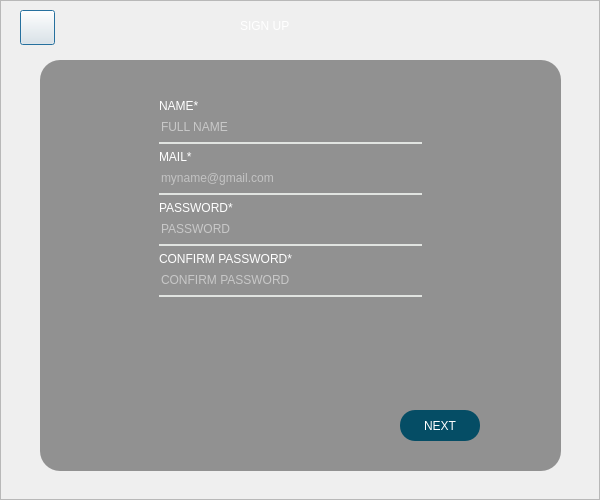
The window that EVENT EASE PROJECT/signup.ui (arylhazard/event_ease) describes before a commit, drawn with Qt 5.
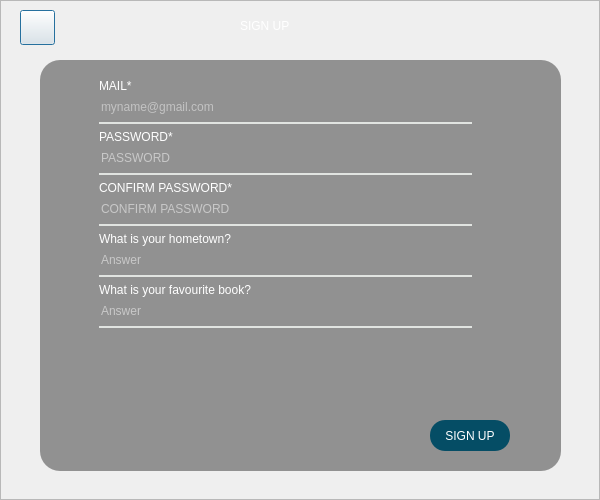
The same window after the commit. Icons and pictures are not drawn.

The edit to the form file:
```diff
--- a/EVENT EASE PROJECT/signup.ui
+++ b/EVENT EASE PROJECT/signup.ui
@@ -102,10 +102,10 @@
      <widget class="QFrame" name="frame_2">
       <property name="geometry">
        <rect>
-        <x>150</x>
-        <y>90</y>
-        <width>281</width>
-        <height>291</height>
+        <x>90</x>
+        <y>70</y>
+        <width>391</width>
+        <height>341</height>
        </rect>
       </property>
       <property name="styleSheet">
@@ -120,37 +120,6 @@
       </property>
       <layout class="QFormLayout" name="formLayout">
        <item row="0" column="0">
-        <widget class="QLabel" name="label_4">
-         <property name="styleSheet">
-          <string notr="true">font: 700 13pt &quot;Myriad Pro Cond&quot;;
-color:rgba(255,255,255,255)</string>
-         </property>
-         <property name="text">
-          <string>NAME*</string>
-         </property>
-        </widget>
-       </item>
-       <item row="1" column="0" colspan="2">
-        <widget class="QLineEdit" name="name">
-         <property name="styleSheet">
-          <string notr="true">background-color: rgba(0,0,0,0);
-border: none;
-border-bottom: 2px solid rgba(225,228,225,255);
-color: rgba(255,255,255,255);
-padding-bottom: 7px;
-font-color:rgba(255,255,255,255);
-font: 700 11pt &quot;Myriad Pro Cond&quot;;
-</string>
-         </property>
-         <property name="text">
-          <string/>
-         </property>
-         <property name="placeholderText">
-          <string>FULL NAME</string>
-         </property>
-        </widget>
-       </item>
-       <item row="2" column="0">
         <widget class="QLabel" name="label_5">
          <property name="styleSheet">
           <string notr="true">font: 700 13pt &quot;Myriad Pro Cond&quot;;
@@ -161,7 +130,7 @@
          </property>
         </widget>
        </item>
-       <item row="3" column="0" colspan="2">
+       <item row="1" column="0" colspan="2">
         <widget class="QLineEdit" name="mail">
          <property name="styleSheet">
           <string notr="true">background-color: rgba(0,0,0,0);
@@ -178,7 +147,7 @@
          </property>
         </widget>
        </item>
-       <item row="4" column="0">
+       <item row="2" column="0">
         <widget class="QLabel" name="label_6">
          <property name="styleSheet">
           <string notr="true">font: 700 13pt &quot;Myriad Pro Cond&quot;;
@@ -189,7 +158,7 @@
          </property>
         </widget>
        </item>
-       <item row="5" column="0" colspan="2">
+       <item row="3" column="0" colspan="2">
         <widget class="QLineEdit" name="pass">
          <property name="styleSheet">
           <string notr="true">background-color: rgba(0,0,0,0);
@@ -212,7 +181,7 @@
          </property>
         </widget>
        </item>
-       <item row="6" column="0">
+       <item row="4" column="0">
         <widget class="QLabel" name="label_7">
          <property name="styleSheet">
           <string notr="true">font: 700 13pt &quot;Myriad Pro Cond&quot;;
@@ -223,7 +192,7 @@
          </property>
         </widget>
        </item>
-       <item row="7" column="0" colspan="2">
+       <item row="6" column="0" colspan="2">
         <widget class="QLineEdit" name="cpass">
          <property name="styleSheet">
           <string notr="true">background-color: rgba(0,0,0,0);
@@ -246,6 +215,62 @@
          </property>
         </widget>
        </item>
+       <item row="7" column="0">
+        <widget class="QLabel" name="label_4">
+         <property name="styleSheet">
+          <string notr="true">font: 700 13pt &quot;Myriad Pro Cond&quot;;
+color:rgba(255,255,255,255)</string>
+         </property>
+         <property name="text">
+          <string>What is your hometown?</string>
+         </property>
+        </widget>
+       </item>
+       <item row="9" column="0" colspan="2">
+        <widget class="QLineEdit" name="home">
+         <property name="styleSheet">
+          <string notr="true">background-color: rgba(0,0,0,0);
+border: none;
+border-bottom: 2px solid rgba(225,228,225,255);
+color: rgba(255,255,255,255);
+padding-bottom: 7px;
+font-color:rgba(255,255,255,255);
+font: 700 11pt &quot;Myriad Pro Cond&quot;;
+</string>
+         </property>
+         <property name="placeholderText">
+          <string>Answer</string>
+         </property>
+        </widget>
+       </item>
+       <item row="10" column="0">
+        <widget class="QLabel" name="label_8">
+         <property name="styleSheet">
+          <string notr="true">font: 700 13pt &quot;Myriad Pro Cond&quot;;
+color:rgba(255,255,255,255)</string>
+         </property>
+         <property name="text">
+          <string>What is your favourite book?</string>
+         </property>
+        </widget>
+       </item>
+       <item row="11" column="0" colspan="2">
+        <widget class="QLineEdit" name="book">
+         <property name="styleSheet">
+          <string notr="true">background-color: rgba(0,0,0,0);
+border: none;
+border-bottom: 2px solid rgba(225,228,225,255);
+color: rgba(255,255,255,255);
+padding-bottom: 7px;
+font-color:rgba(255,255,255,255);
+font: 700 11pt &quot;Myriad Pro Cond&quot;;
+</string>
+         </property>
+         <property name="placeholderText">
+          <string>Answer</string>
+         </property>
+        </widget>
+       </item>
       </layout>
      </widget>
      <widget class="QPushButton" name="pushButton_back1">
@@ -278,8 +303,8 @@
      <widget class="QPushButton" name="pushButton_next">
       <property name="geometry">
        <rect>
-        <x>400</x>
-        <y>410</y>
+        <x>430</x>
+        <y>420</y>
         <width>80</width>
         <height>31</height>
        </rect>
@@ -305,7 +330,7 @@
 </string>
       </property>
       <property name="text">
-       <string>NEXT</string>
+       <string>SIGN UP</string>
       </property>
      </widget>
     </widget>
```
Left out of the diff: 2 changed lines with no effect on the pictures.
